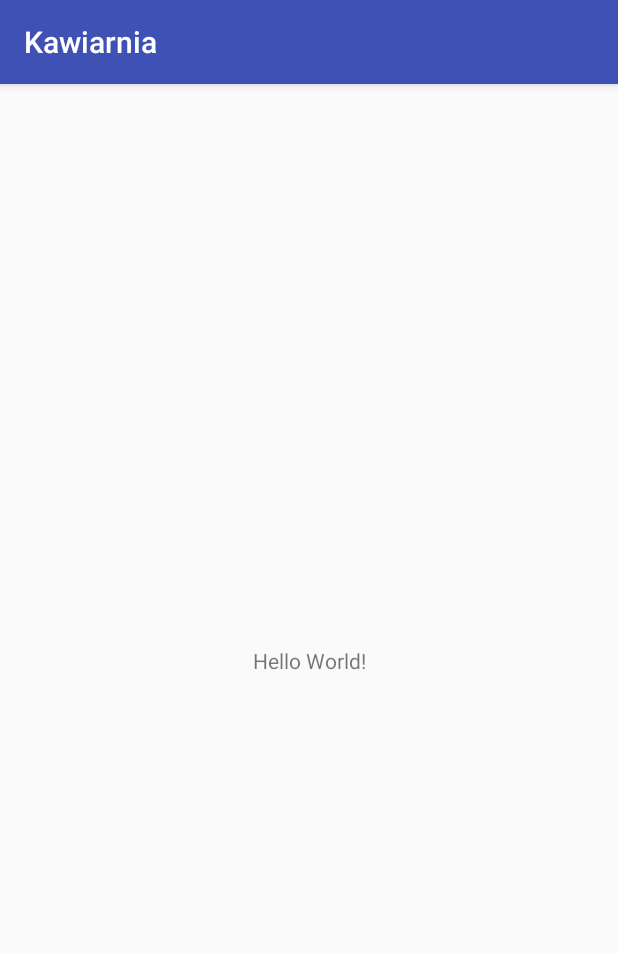
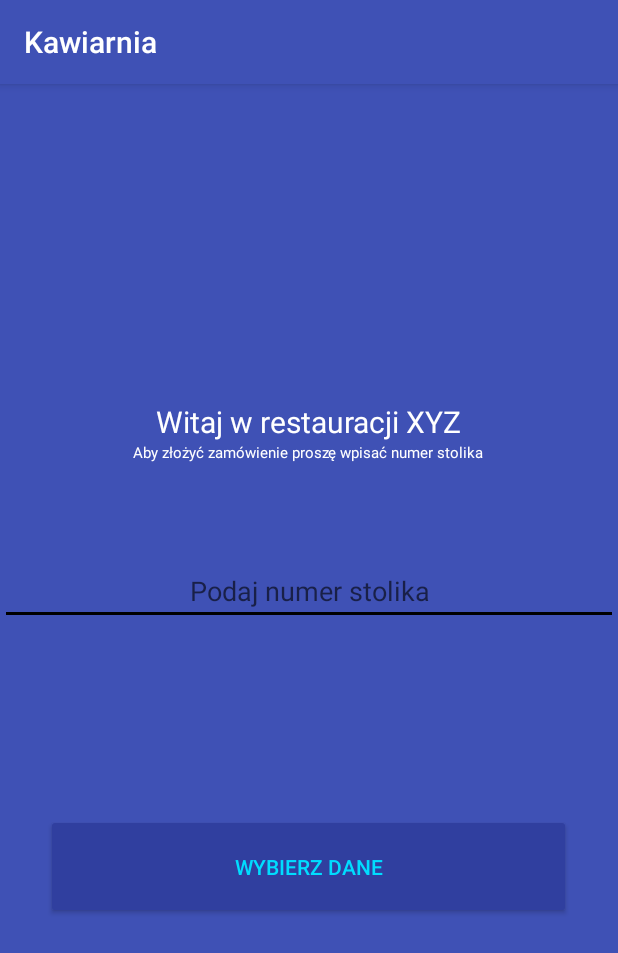
Before and after one commit to BrajanM/test, an Android app: the screen it shows after launch (MainActivity), on a phone screen of 412 x 824 dp. Shown: the top 953 px of the screen. Run offline under Robolectric (Android 15) with nearby library versions, the phone set to English and light mode, and no system bars.

Commit message:
Initial commit

```diff
--- a/app/src/main/AndroidManifest.xml
+++ b/app/src/main/AndroidManifest.xml
@@ -16,6 +16,7 @@
                 <category android:name="android.intent.category.LAUNCHER" />
             </intent-filter>
         </activity>
+        <activity android:name=".Main2Activity"></activity>
     </application>
 
 </manifest>
--- a/app/src/main/java/com/example/student/kawiarnia/MainActivity.java
+++ b/app/src/main/java/com/example/student/kawiarnia/MainActivity.java
@@ -1,13 +1,36 @@
 package com.example.student.kawiarnia;
 
+import android.content.Intent;
 import android.support.v7.app.AppCompatActivity;
 import android.os.Bundle;
+import android.view.View;
+import android.widget.Button;
+import android.widget.EditText;
 
 public class MainActivity extends AppCompatActivity {
 
+    private Button wybierz;
+    private EditText edit;
     @Override
     protected void onCreate(Bundle savedInstanceState) {
         super.onCreate(savedInstanceState);
         setContentView(R.layout.activity_main);
+        edit = (EditText)findViewById(R.id.Edit);
+        wybierz = (Button)findViewById(R.id.Pobierz);
+
+        wybierz=(Button)findViewById(R.id.Pobierz);
+
+        wybierz.setOnClickListener(onClick2);
     }
+    private View.OnClickListener onClick2=new View.OnClickListener()
+    {
+        @Override
+        public void onClick(View view)
+        {
+            Intent intent = new Intent(MainActivity.this,Main2Activity.class);
+            MainActivity.this.startActivity(intent);
+            Bundle bundle=new Bundle();
+            intent.putExtras(bundle);
+        }
+    };
 }
--- a/app/src/main/res/layout/activity_main.xml
+++ b/app/src/main/res/layout/activity_main.xml
@@ -1,18 +1,53 @@
 <?xml version="1.0" encoding="utf-8"?>
-<android.support.constraint.ConstraintLayout xmlns:android="http://schemas.android.com/apk/res/android"
-    xmlns:app="http://schemas.android.com/apk/res-auto"
+<LinearLayout xmlns:android="http://schemas.android.com/apk/res/android"
+
     xmlns:tools="http://schemas.android.com/tools"
     android:layout_width="match_parent"
     android:layout_height="match_parent"
+    android:background="@color/colorPrimary"
+    android:gravity="center"
+    android:orientation="vertical"
+    tools:background="@android:color/holo_blue_light"
     tools:context="com.example.student.kawiarnia.MainActivity">
 
     <TextView
         android:layout_width="wrap_content"
         android:layout_height="wrap_content"
-        android:text="Hello World!"
-        app:layout_constraintBottom_toBottomOf="parent"
-        app:layout_constraintLeft_toLeftOf="parent"
-        app:layout_constraintRight_toRightOf="parent"
-        app:layout_constraintTop_toTopOf="parent" />
+        android:textColor="@android:color/white"
+        android:text="Witaj w restauracji XYZ"
+        android:textSize="20sp" />
 
-</android.support.constraint.ConstraintLayout>
+
+    <TextView
+        android:layout_width="wrap_content"
+        android:layout_height="wrap_content"
+        android:textColor="@android:color/white"
+        android:text="Aby złożyć zamówienie proszę wpisać numer stolika"
+        android:textSize="10sp" />
+
+    <EditText
+        android:id="@+id/Edit"
+        android:layout_width="match_parent"
+        android:layout_height="wrap_content"
+        android:layout_centerInParent="true"
+        android:backgroundTint="@android:color/black"
+        android:ellipsize="start"
+        android:layout_marginTop="10mm"
+        android:gravity="center_horizontal"
+        android:hint="Podaj numer stolika"
+        android:singleLine="true" />
+
+    <Button
+        android:id="@+id/Pobierz"
+        android:layout_width="350dp"
+        android:layout_height="70dp"
+        android:layout_marginTop="20mm"
+        android:backgroundTint="#303F9F"
+        android:text="@string/Pobierz"
+
+        android:textColor="@android:color/holo_blue_bright" />
+
+
+
+
+</LinearLayout>
--- a/app/src/main/res/values/strings.xml
+++ b/app/src/main/res/values/strings.xml
@@ -1,3 +1,5 @@
 <resources>
     <string name="app_name">Kawiarnia</string>
+    <string name="Pobierz">WYBIERZ DANE</string>
+    <string name="numer">numer</string>string>
 </resources>
```
Also changed, not shown: app/build.gradle (+12 -4 lines), app/src/main/java/com/example/student/kawiarnia/Main2Activity.java (added, +13 -0 lines), app/src/main/res/layout/activity_main2.xml (added, +22 -0 lines).
